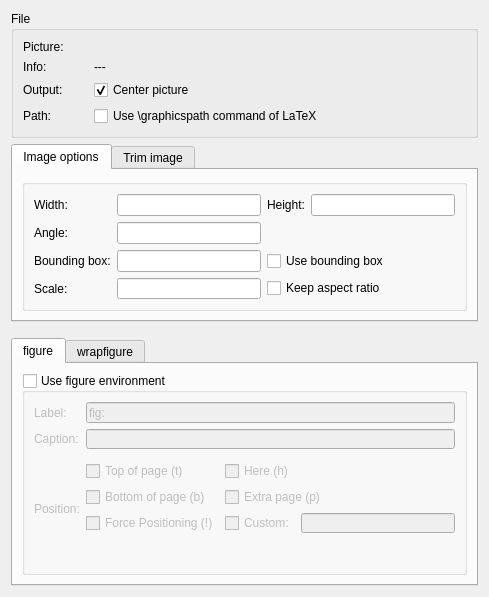
Old version of the form src/dialogs/includegraphicsdialog_base.ui in the repository KDE/kile.
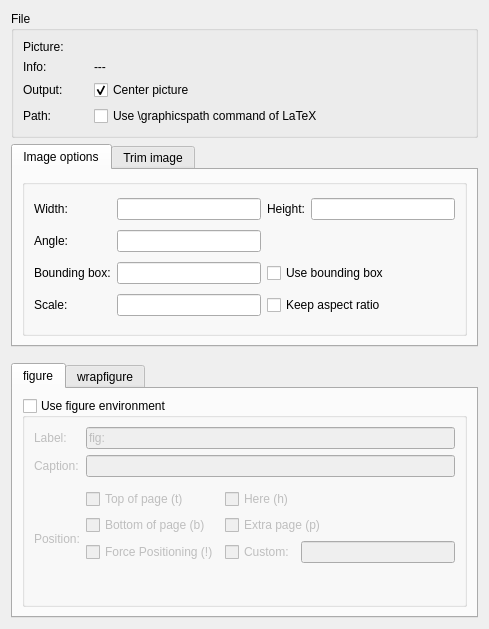
New version of the form. Custom widgets are drawn as their Qt base class.

The edit to the form file:
```diff
--- a/src/dialogs/includegraphicsdialog_base.ui
+++ b/src/dialogs/includegraphicsdialog_base.ui
@@ -6,8 +6,8 @@
    <rect>
     <x>0</x>
     <y>0</y>
-    <width>469</width>
-    <height>588</height>
+    <width>485</width>
+    <height>629</height>
    </rect>
   </property>
   <layout class="QVBoxLayout">
@@ -542,7 +542,7 @@
  <customwidgets>
   <customwidget>
    <class>KUrlRequester</class>
-   <extends>QFrame</extends>
+   <extends>QWidget</extends>
    <header>kurlrequester.h</header>
   </customwidget>
  </customwidgets>
```
